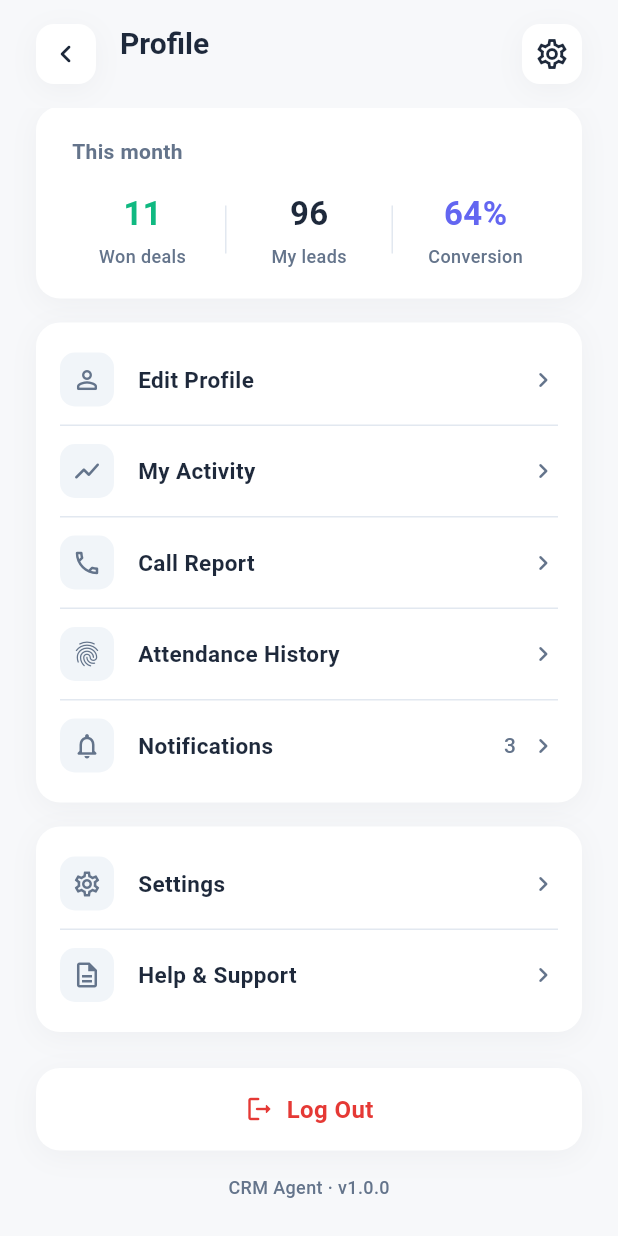
After one commit to Adist-Branding-C/crm_agent_app, a Flutter app: the AccountScreen screen opened by its route, scrolled down 271 dp, after a tap on the "settings" icon, on a phone screen of 412 x 824 dp. The commit adds this screen. Run offline on Flutter 3.47's test engine with Material 3 defaults, Android fonts, the phone set to English and light mode, and no system bars; our stand-ins replace equatable, flutter_bloc, formz, go_router, shimmer.

Commit message:
Implement Account page

```diff
--- /dev/null
+++ b/lib/bloc/account/account_bloc.dart
@@ -0,0 +1,48 @@
+import 'package:equatable/equatable.dart';
+import 'package:flutter_bloc/flutter_bloc.dart';
+import '../../data/repositories/account_repository.dart';
+import '../../data/repositories/auth_repository.dart';
+import 'account_models.dart';
+
+part 'account_event.dart';
+part 'account_state.dart';
+
+/// BLoC managing states and events for the Account/Profile screen.
+class AccountBloc extends Bloc<AccountEvent, AccountState> {
+  final AccountRepository accountRepository;
+  final AuthRepository authRepository;
+
+  /// Initializes the AccountBloc with its repositories.
+  AccountBloc({
+    required this.accountRepository,
+    required this.authRepository,
+  }) : super(const AccountInitial()) {
+    on<LoadAccount>(_onLoadAccount);
+    on<LogoutRequested>(_onLogoutRequested);
+  }
+
+  Future<void> _onLoadAccount(
+    LoadAccount event,
+    Emitter<AccountState> emit,
+  ) async {
+    emit(const AccountLoading());
+    try {
+      final profile = await accountRepository.getProfile();
+      emit(AccountLoaded(profile: profile));
+    } catch (_) {
+      emit(const AccountError(errorMessage: 'Failed to load profile.'));
+    }
+  }
+
+  Future<void> _onLogoutRequested(
+    LogoutRequested event,
+    Emitter<AccountState> emit,
+  ) async {
+    try {
+      await authRepository.logout();
+      emit(const AccountLoggedOut());
+    } catch (_) {
+      emit(const AccountLoggedOut());
+    }
+  }
+}
--- /dev/null
+++ b/lib/bloc/account/account_event.dart
@@ -0,0 +1,19 @@
+part of 'account_bloc.dart';
+
+/// Base class for all Account events.
+abstract class AccountEvent extends Equatable {
+  const AccountEvent();
+
+  @override
+  List<Object?> get props => [];
+}
+
+/// Event to load account profile data.
+class LoadAccount extends AccountEvent {
+  const LoadAccount();
+}
+
+/// Event to trigger user log out.
+class LogoutRequested extends AccountEvent {
+  const LogoutRequested();
+}
--- /dev/null
+++ b/lib/bloc/account/account_models.dart
@@ -0,0 +1,43 @@
+import 'package:equatable/equatable.dart';
+
+/// Model representing the user's profile and monthly performance stats.
+class AccountProfile extends Equatable {
+  final String initials;
+  final String name;
+  final String role;
+  final String branch;
+  final String email;
+  final String phone;
+  final int wonDeals;
+  final int myLeads;
+  final double conversionRate;
+  final int notificationCount;
+
+  /// Creates a constant [AccountProfile].
+  const AccountProfile({
+    required this.initials,
+    required this.name,
+    required this.role,
+    required this.branch,
+    required this.email,
+    required this.phone,
+    required this.wonDeals,
+    required this.myLeads,
+    required this.conversionRate,
+    required this.notificationCount,
+  });
+
+  @override
+  List<Object?> get props => [
+        initials,
+        name,
+        role,
+        branch,
+        email,
+        phone,
+        wonDeals,
+        myLeads,
+        conversionRate,
+        notificationCount,
+      ];
+}
--- /dev/null
+++ b/lib/bloc/account/account_state.dart
@@ -0,0 +1,44 @@
+part of 'account_bloc.dart';
+
+/// Base class for all Account states.
+abstract class AccountState extends Equatable {
+  const AccountState();
+
+  @override
+  List<Object?> get props => [];
+}
+
+/// Initial state.
+class AccountInitial extends AccountState {
+  const AccountInitial();
+}
+
+/// Loading state.
+class AccountLoading extends AccountState {
+  const AccountLoading();
+}
+
+/// State containing successfully loaded profile details.
+class AccountLoaded extends AccountState {
+  final AccountProfile profile;
+
+  const AccountLoaded({required this.profile});
+
+  @override
+  List<Object?> get props => [profile];
+}
+
+/// Error state.
+class AccountError extends AccountState {
+  final String errorMessage;
+
+  const AccountError({required this.errorMessage});
+
+  @override
+  List<Object?> get props => [errorMessage];
+}
+
+/// State representing a successful logout transition.
+class AccountLoggedOut extends AccountState {
+  const AccountLoggedOut();
+}
--- /dev/null
+++ b/lib/data/repositories/account_repository.dart
@@ -0,0 +1,27 @@
+import '../../bloc/account/account_models.dart';
+
+/// Repository interface managing the agent account profile data.
+abstract class AccountRepository {
+  /// Fetches the profile and stats for the logged-in agent.
+  Future<AccountProfile> getProfile();
+}
+
+/// Concrete implementation of [AccountRepository] returning mock data.
+class AccountRepositoryImpl implements AccountRepository {
+  @override
+  Future<AccountProfile> getProfile() async {
+    await Future.delayed(const Duration(milliseconds: 300));
+    return const AccountProfile(
+      initials: 'AN',
+      name: 'Arjun Nair',
+      role: 'Sales Agent',
+      branch: 'Calicut Branch',
+      email: 'arjun.nair@example.com',
+      phone: '+91 98765 43210',
+      wonDeals: 11,
+      myLeads: 96,
+      conversionRate: 0.64,
+      notificationCount: 3,
+    );
+  }
+}
--- a/lib/main.dart
+++ b/lib/main.dart
@@ -13,6 +13,7 @@ import 'data/repositories/campaigns_repository.dart';
 import 'data/repositories/dashboard_repository.dart';
 import 'data/repositories/deals_repository.dart';
 import 'data/repositories/tasks_repository.dart';
+import 'data/repositories/account_repository.dart';
 import 'router.dart';
 import 'theme.dart';
 
@@ -25,26 +26,17 @@ class MyApp extends StatefulWidget {
 }
 
 class _MyAppState extends State<MyApp> {
-  late final AuthRepository _authRepository; late final AuthStateNotifier _authStateNotifier;
-  late final LeadsRepository _leadsRepository; late final AnalyticsRepository _analyticsRepository;
-  late final AttendanceRepository _attendanceRepository; late final CampaignsRepository _campaignsRepository;
-  late final DashboardRepository _dashboardRepository; late final DealsRepository _dealsRepository;
-  late final TasksRepository _tasksRepository; late final GoRouter _router;
-
-  @override
-  void initState() {
-    super.initState();
-    _authRepository = AuthRepositoryImpl(authDataSource: AuthDataSourceImpl());
-    _authStateNotifier = AuthStateNotifier();
-    _leadsRepository = LeadsRepositoryImpl(leadsDataSource: LeadsDataSourceImpl());
-    _analyticsRepository = AnalyticsRepositoryImpl();
-    _attendanceRepository = AttendanceRepositoryImpl();
-    _campaignsRepository = CampaignsRepositoryImpl();
-    _dashboardRepository = DashboardRepositoryImpl();
-    _dealsRepository = DealsRepositoryImpl();
-    _tasksRepository = TasksRepositoryImpl();
-    _router = createRouter(_authRepository, _authStateNotifier);
-  }
+  late final AuthRepository _authRepository = AuthRepositoryImpl(authDataSource: AuthDataSourceImpl());
+  late final AuthStateNotifier _authStateNotifier = AuthStateNotifier();
+  late final LeadsRepository _leadsRepository = LeadsRepositoryImpl(leadsDataSource: LeadsDataSourceImpl());
+  late final AnalyticsRepository _analyticsRepository = AnalyticsRepositoryImpl();
+  late final AttendanceRepository _attendanceRepository = AttendanceRepositoryImpl();
+  late final CampaignsRepository _campaignsRepository = CampaignsRepositoryImpl();
+  late final DashboardRepository _dashboardRepository = DashboardRepositoryImpl();
+  late final DealsRepository _dealsRepository = DealsRepositoryImpl();
+  late final TasksRepository _tasksRepository = TasksRepositoryImpl();
+  late final AccountRepository _accountRepository = AccountRepositoryImpl();
+  late final GoRouter _router = createRouter(_authRepository, _authStateNotifier);
 
   @override
   void dispose() {
@@ -63,6 +55,7 @@ class _MyAppState extends State<MyApp> {
           RepositoryProvider<DashboardRepository>(create: (_) => _dashboardRepository),
           RepositoryProvider<DealsRepository>(create: (_) => _dealsRepository),
           RepositoryProvider<TasksRepository>(create: (_) => _tasksRepository),
+          RepositoryProvider<AccountRepository>(create: (_) => _accountRepository),
         ],
         child: ChangeNotifierProvider<AuthStateNotifier>.value(
           value: _authStateNotifier,
--- a/lib/router.dart
+++ b/lib/router.dart
@@ -11,6 +11,7 @@ import 'screens/attendance/attendance_screen.dart';
 import 'screens/follow_ups/follow_ups_screen.dart';
 import 'screens/leads/add_lead_screen.dart';
 import 'screens/campaigns/campaigns_screen.dart';
+import 'screens/account/account_screen.dart';
 
 /// Configures and returns the central [GoRouter] for the application.
 GoRouter createRouter(
@@ -46,6 +47,7 @@ GoRouter createRouter(
       GoRoute(name: AppRoutes.attendance, path: AppRoutes.attendancePath, builder: (c, s) => const AttendanceScreen()),
       GoRoute(name: AppRoutes.followUps, path: AppRoutes.followUpsPath, builder: (c, s) => const FollowUpsScreen()),
       GoRoute(name: AppRoutes.campaigns, path: AppRoutes.campaignsPath, builder: (c, s) => const CampaignsScreen()),
+      GoRoute(name: AppRoutes.account, path: AppRoutes.accountPath, builder: (c, s) => const AccountScreen()),
     ],
   );
 }
--- a/lib/router/app_routes.dart
+++ b/lib/router/app_routes.dart
@@ -11,6 +11,7 @@ class AppRoutes {
   static const attendance = 'attendance';
   static const followUps = 'followUps';
   static const campaigns = 'campaigns';
+  static const account = 'account';
 
   static const splashPath = '/splash';
   static const loginPath = '/login';
@@ -21,4 +22,5 @@ class AppRoutes {
   static const attendancePath = '/attendance';
   static const followUpsPath = '/follow-up-calls';
   static const campaignsPath = '/campaigns';
+  static const accountPath = '/account';
 }
--- /dev/null
+++ b/lib/screens/account/account_screen.dart
@@ -0,0 +1,75 @@
+import 'package:flutter/material.dart';
+import 'package:flutter_bloc/flutter_bloc.dart';
+import '../../bloc/account/account_bloc.dart';
+import '../../data/auth_state_notifier.dart';
+import '../../data/repositories/account_repository.dart';
+import '../../data/repositories/auth_repository.dart';
+import '../../widgets/page_scaffold.dart';
+import '../../widgets/screen_header.dart';
+import '../../widgets/card_icon_button.dart';
+import '../../widgets/async_state_view.dart';
+import 'widgets/profile_card.dart';
+import 'widgets/monthly_stats.dart';
+import 'widgets/menu_list.dart';
+import 'widgets/logout_button.dart';
+
+/// Screen displaying agent profile settings, metrics, and actions.
+class AccountScreen extends StatelessWidget {
+  /// Creates a constant [AccountScreen].
+  const AccountScreen({super.key});
+
+  @override
+  Widget build(BuildContext context) {
+    return BlocProvider(
+      create: (c) => AccountBloc(
+        accountRepository: c.read<AccountRepository>(),
+        authRepository: c.read<AuthRepository>(),
+      )..add(const LoadAccount()),
+      child: PageScaffold(
+        padding: EdgeInsets.zero,
+        child: BlocConsumer<AccountBloc, AccountState>(
+          listener: (context, state) {
+            if (state is AccountLoggedOut) {
+              context.read<AuthStateNotifier>().refresh();
+            }
+          },
+          builder: (context, state) => Column(
+            children: [
+              ScreenHeader(
+                title: 'Profile',
+                showBackButton: true,
+                actions: CardIconButton(icon: Icons.settings_outlined, onTap: () {}),
+              ),
+              Expanded(
+                child: AsyncStateView(
+                  isLoading: state is AccountInitial || state is AccountLoading,
+                  hasError: state is AccountError,
+                  errorMessage: state is AccountError ? state.errorMessage : '',
+                  onRetry: () => context.read<AccountBloc>().add(const LoadAccount()),
+                  child: SingleChildScrollView(
+                    padding: const EdgeInsets.fromLTRB(24, 0, 24, 24),
+                    child: Column(
+                      children: [
+                        if (state is AccountLoaded) ...[
+                          ProfileCard(profile: state.profile),
+                          const SizedBox(height: 16),
+                          MonthlyStats(profile: state.profile),
+                          const SizedBox(height: 16),
+                          MenuList(profile: state.profile),
+                          const SizedBox(height: 24),
+                          LogoutButton(
+                            onTap: () => context.read<AccountBloc>().add(const LogoutRequested()),
+                          ),
+                        ],
+                      ],
+                    ),
+                  ),
+                ),
+              ),
+            ],
+          ),
+        ),
+      ),
+    );
+  }
+}
--- /dev/null
+++ b/lib/screens/account/widgets/logout_button.dart
@@ -0,0 +1,47 @@
+import 'package:flutter/material.dart';
+import '../../../widgets/custom_card.dart';
+import '../../../theme.dart';
+
+/// Renders the Log Out card and version numbering footer.
+class LogoutButton extends StatelessWidget {
+  final VoidCallback onTap;
+
+  /// Creates a [LogoutButton].
+  const LogoutButton({super.key, required this.onTap});
+
+  @override
+  Widget build(BuildContext context) {
+    return Column(
+      children: [
+        CustomCard(
+          onTap: onTap,
+          padding: const EdgeInsets.symmetric(vertical: 16),
+          child: const Row(
+            mainAxisAlignment: MainAxisAlignment.center,
+            children: [
+              Icon(Icons.logout_rounded, color: AppColors.primaryColor, size: 20),
+              SizedBox(width: 8),
+              Text(
+                'Log Out',
+                style: TextStyle(
+                  color: AppColors.primaryColor,
+                  fontWeight: FontWeight.bold,
+                  fontSize: 16,
+                ),
+              ),
+            ],
+          ),
+        ),
+        const SizedBox(height: 16),
+        const Text(
+          'CRM Agent · v1.0.0',
+          style: TextStyle(
+            color: AppColors.textMuted,
+            fontSize: 12,
+            fontWeight: FontWeight.w500,
+          ),
+        ),
+      ],
+    );
+  }
+}
--- /dev/null
+++ b/lib/screens/account/widgets/menu_list.dart
@@ -0,0 +1,98 @@
+import 'package:flutter/material.dart';
+import '../../../widgets/custom_card.dart';
+import '../../../theme.dart';
+import '../../../bloc/account/account_models.dart';
+
+/// Renders the grouped list of profile and settings options.
+class MenuList extends StatelessWidget {
+  final AccountProfile profile;
+
+  /// Creates a [MenuList].
+  const MenuList({super.key, required this.profile});
+
+  @override
+  Widget build(BuildContext context) {
+    return Column(
+      children: [
+        CustomCard(
+          padding: const EdgeInsets.symmetric(vertical: 8),
+          child: Column(
+            children: [
+              _buildMenuItem(Icons.person_outline_rounded, 'Edit Profile'),
+              _buildDivider(),
+              _buildMenuItem(Icons.show_chart_rounded, 'My Activity'),
+              _buildDivider(),
+              _buildMenuItem(Icons.phone_outlined, 'Call Report'),
+              _buildDivider(),
+              _buildMenuItem(Icons.fingerprint_rounded, 'Attendance History'),
+              _buildDivider(),
+              _buildMenuItem(Icons.notifications_none_rounded, 'Notifications',
+                  badge: '${profile.notificationCount}'),
+            ],
+          ),
+        ),
+        const SizedBox(height: 16),
+        CustomCard(
+          padding: const EdgeInsets.symmetric(vertical: 8),
+          child: Column(
+            children: [
+              _buildMenuItem(Icons.settings_outlined, 'Settings'),
+              _buildDivider(),
+              _buildMenuItem(Icons.description_outlined, 'Help & Support'),
+            ],
+          ),
+        ),
+      ],
+    );
+  }
+
+  Widget _buildMenuItem(IconData icon, String title, {String? badge}) {
+    return InkWell(
+      onTap: () {},
+      child: Padding(
+        padding: const EdgeInsets.symmetric(horizontal: 16, vertical: 12),
+        child: Row(
+          children: [
+            Container(
+              padding: const EdgeInsets.all(8),
+              decoration: BoxDecoration(
+                color: const Color(0xFFF1F5F9),
+                borderRadius: BorderRadius.circular(10),
+              ),
+              child: Icon(icon, size: 20, color: AppColors.textMuted),
+            ),
+            const SizedBox(width: 16),
+            Expanded(
+              child: Text(
+                title,
+                style: const TextStyle(
+                  fontSize: 15,
+                  fontWeight: FontWeight.w600,
+                  color: AppColors.textDark,
+                ),
+              ),
+            ),
+            if (badge != null) ...[
+              Text(
+                badge,
+                style: const TextStyle(
+                  fontSize: 14,
+                  color: AppColors.textMuted,
+                  fontWeight: FontWeight.w500,
+                ),
+              ),
+              const SizedBox(width: 8),
+            ],
+            const Icon(Icons.chevron_right_rounded,
+                size: 20, color: AppColors.textMuted),
+          ],
+        ),
+      ),
+    );
+  }
+
+  Widget _buildDivider() {
+    return const Divider(
+        height: 1, indent: 16, endIndent: 16, color: AppColors.borderLight);
+  }
+}
--- /dev/null
+++ b/lib/screens/account/widgets/monthly_stats.dart
@@ -0,0 +1,93 @@
+import 'package:flutter/material.dart';
+import '../../../widgets/custom_card.dart';
+import '../../../theme.dart';
+import '../../../bloc/account/account_models.dart';
+
+/// Card showing statistics for the current month.
+class MonthlyStats extends StatelessWidget {
+  final AccountProfile profile;
+
+  /// Creates a [MonthlyStats].
+  const MonthlyStats({super.key, required this.profile});
+
+  @override
+  Widget build(BuildContext context) {
+    return CustomCard(
+      padding: const EdgeInsets.symmetric(horizontal: 16, vertical: 20),
+      child: Column(
+        crossAxisAlignment: CrossAxisAlignment.start,
+        children: [
+          Padding(
+            padding: const EdgeInsets.only(left: 8.0, bottom: 16.0),
+            child: Text(
+              'This month',
+              style: Theme.of(context).textTheme.bodyMedium?.copyWith(
+                    fontWeight: FontWeight.w600,
+                    color: AppColors.textMuted,
+                  ),
+            ),
+          ),
+          Row(
+            children: [
+              Expanded(
+                child: _buildStatItem(
+                  value: '${profile.wonDeals}',
+                  label: 'Won deals',
+                  valueColor: const Color(0xFF10B981),
+                ),
+              ),
+              _buildDivider(),
+              Expanded(
+                child: _buildStatItem(
+                  value: '${profile.myLeads}',
+                  label: 'My leads',
+                  valueColor: AppColors.textDark,
+                ),
+              ),
+              _buildDivider(),
+              Expanded(
+                child: _buildStatItem(
+                  value: '${(profile.conversionRate * 100).toInt()}%',
+                  label: 'Conversion',
+                  valueColor: const Color(0xFF6366F1),
+                ),
+              ),
+            ],
+          ),
+        ],
+      ),
+    );
+  }
+
+  Widget _buildStatItem({
+    required String value,
+    required String label,
+    required Color valueColor,
+  }) {
+    return Column(
+      children: [
+        Text(
+          value,
+          style: TextStyle(
+            fontSize: 22,
+            fontWeight: FontWeight.bold,
+            color: valueColor,
+          ),
+        ),
+        const SizedBox(height: 4),
+        Text(
+          label,
+          style: const TextStyle(
+            fontSize: 12,
+            color: AppColors.textMuted,
+            fontWeight: FontWeight.w500,
+          ),
+        ),
+      ],
+    );
+  }
+
+  Widget _buildDivider() {
+    return Container(height: 32, width: 1, color: AppColors.borderLight);
+  }
+}
--- /dev/null
+++ b/lib/screens/account/widgets/profile_card.dart
@@ -0,0 +1,89 @@
+import 'package:flutter/material.dart';
+import '../../../widgets/custom_card.dart';
+import '../../../widgets/user_avatar.dart';
+import '../../../theme.dart';
+import '../../../bloc/account/account_models.dart';
+
+/// Renders the primary profile card widget.
+class ProfileCard extends StatelessWidget {
+  final AccountProfile profile;
+
+  /// Creates a [ProfileCard].
+  const ProfileCard({super.key, required this.profile});
+
+  @override
+  Widget build(BuildContext context) {
+    return CustomCard(
+      padding: const EdgeInsets.all(24),
+      child: Column(
+        children: [
+          UserAvatar(initials: profile.initials, size: 80, fontSize: 28),
+          const SizedBox(height: 16),
+          Text(
+            profile.name,
+            style: Theme.of(context).textTheme.titleLarge?.copyWith(
+                  fontWeight: FontWeight.bold,
+                  color: AppColors.textDark,
+                ),
+          ),
+          const SizedBox(height: 6),
+          Text(
+            '${profile.role} · ${profile.branch}',
+            style: Theme.of(context).textTheme.bodyMedium?.copyWith(
+                  color: AppColors.textMuted,
+                ),
+          ),
+          const SizedBox(height: 16),
+          Row(
+            mainAxisAlignment: MainAxisAlignment.center,
+            children: [
+              _buildButton(
+                icon: Icons.call_outlined,
+                label: 'Call',
+                textColor: AppColors.primaryColor,
+                bgColor: AppColors.primaryColorLight,
+              ),
+              const SizedBox(width: 12),
+              _buildButton(
+                icon: Icons.email_outlined,
+                label: 'Email',
+                textColor: AppColors.textDark,
+                bgColor: const Color(0xFFF1F5F9),
+              ),
+            ],
+          ),
+        ],
+      ),
+    );
+  }
+
+  Widget _buildButton({
+    required IconData icon,
+    required String label,
+    required Color textColor,
+    required Color bgColor,
+  }) {
+    return Container(
+      padding: const EdgeInsets.symmetric(horizontal: 20, vertical: 10),
+      decoration: BoxDecoration(
+        color: bgColor,
+        borderRadius: BorderRadius.circular(12),
+      ),
+      child: Row(
+        mainAxisSize: MainAxisSize.min,
+        children: [
+          Icon(icon, color: textColor, size: 16),
+          const SizedBox(width: 8),
+          Text(
+            label,
+            style: TextStyle(
+              color: textColor,
+              fontWeight: FontWeight.bold,
+              fontSize: 14,
+            ),
+          ),
+        ],
+      ),
+    );
+  }
+}
--- a/lib/screens/dashboard/widgets/header_actions.dart
+++ b/lib/screens/dashboard/widgets/header_actions.dart
@@ -1,4 +1,6 @@
 import 'package:flutter/material.dart';
+import 'package:go_router/go_router.dart';
+import '../../../router/app_routes.dart';
 import '../../../theme.dart';
 import '../../../widgets/user_avatar.dart';
 
@@ -13,7 +15,7 @@ class HeaderActions extends StatelessWidget {
       children: [
         _buildNotificationBell(),
         const SizedBox(width: 12),
-        _buildAvatar(),
+        _buildAvatar(context),
       ],
     );
   }
@@ -58,7 +60,10 @@ class HeaderActions extends StatelessWidget {
     );
   }
 
-  Widget _buildAvatar() {
-    return const UserAvatar(initials: 'AN', size: 40);
+  Widget _buildAvatar(BuildContext context) {
+    return GestureDetector(
+      onTap: () => context.push(AppRoutes.accountPath),
+      child: const UserAvatar(initials: 'AN', size: 40),
+    );
   }
 }
```
Also changed, not shown: 1 other file.
